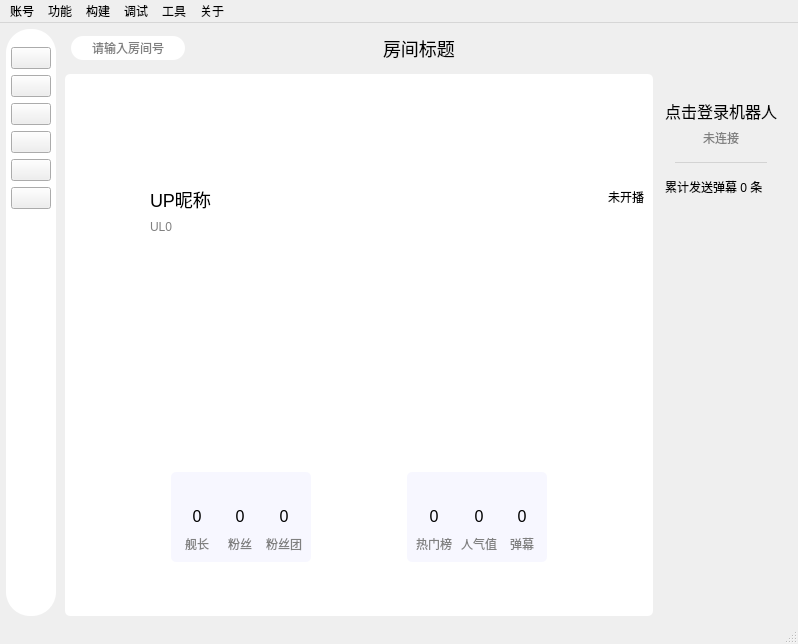
iwxyi/Bilibili-MagicalDanmaku, file mainwindow/mainwindow.ui: the form before one commit.
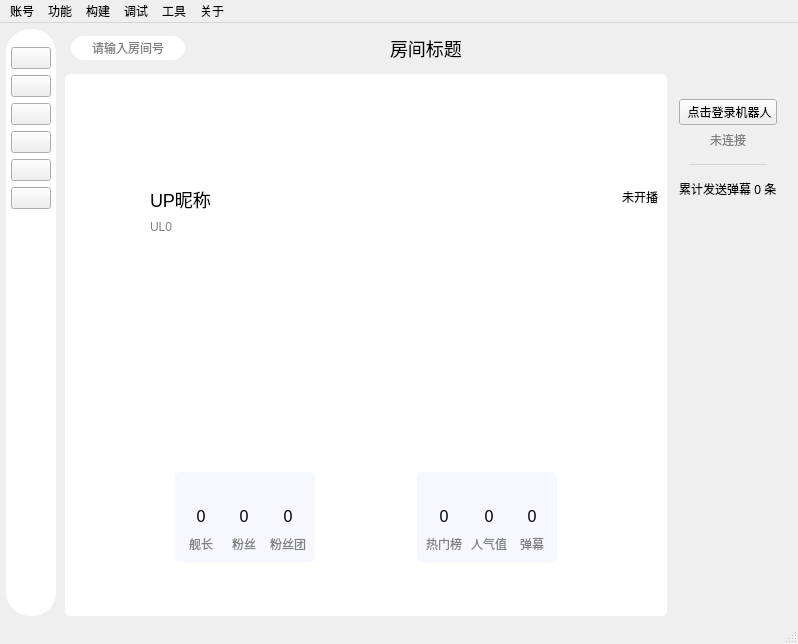
The form after the commit. Icons and pictures are not drawn. Custom widgets are drawn as their Qt base class.

Commit message: 添加机器人名弹出菜单，选择登录

```diff
--- a/mainwindow/mainwindow.ui
+++ b/mainwindow/mainwindow.ui
@@ -854,18 +854,12 @@
            </widget>
           </item>
           <item>
-           <widget class="QLabel" name="robotNameLabel">
-            <property name="toolTip">
-             <string/>
-            </property>
-            <property name="styleSheet">
-             <string notr="true">font-size: 16px;</string>
+           <widget class="InteractiveButtonBase" name="robotNameButton">
+            <property name="cursor">
+             <cursorShape>PointingHandCursor</cursorShape>
             </property>
             <property name="text">
-             <string>点击登录机器人</string>
-            </property>
-            <property name="alignment">
-             <set>Qt::AlignCenter</set>
+             <string> 点击登录机器人</string>
             </property>
            </widget>
           </item>
```
The commit also changes 2 other files.
